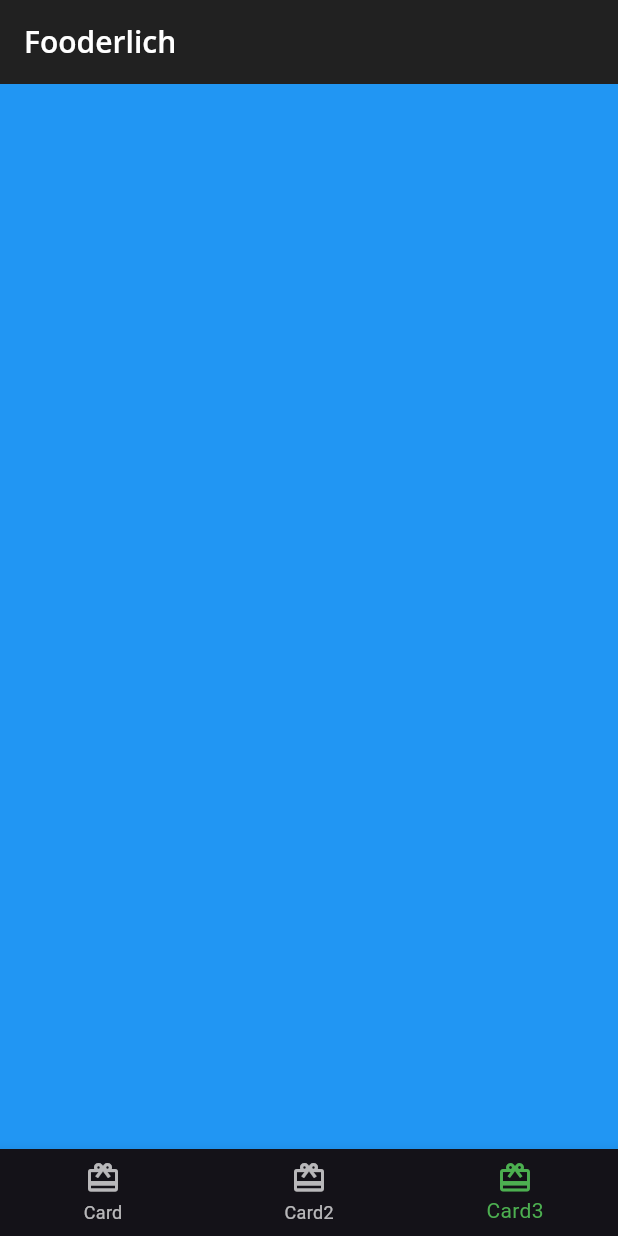
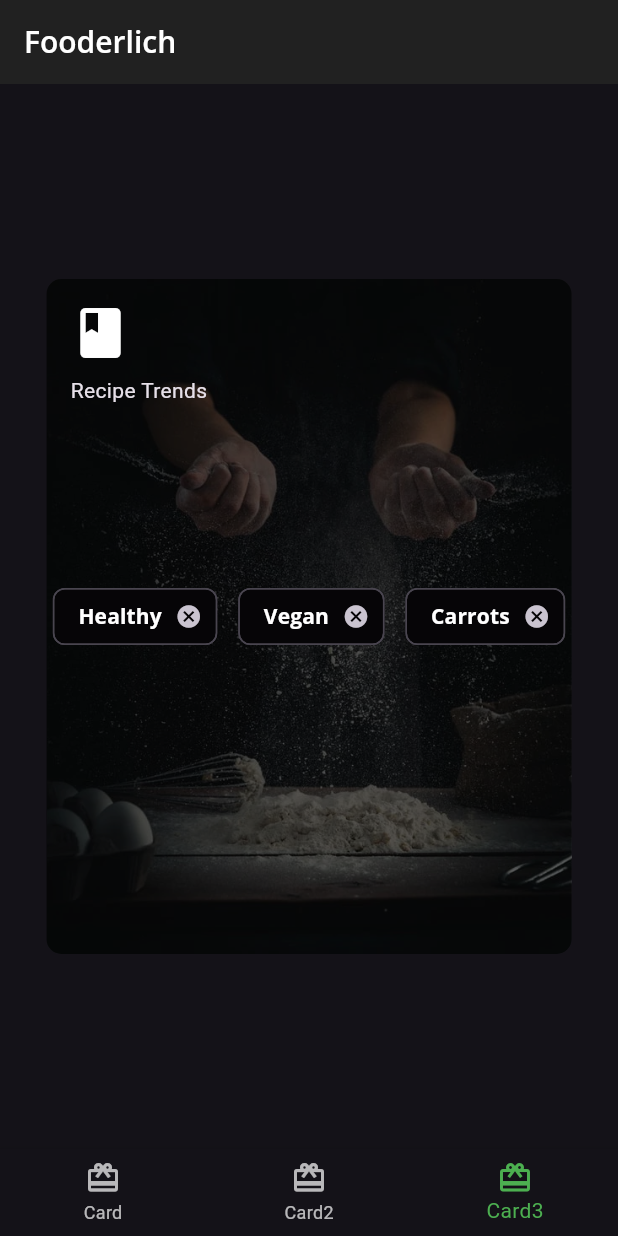
Before and after one commit to addisumotora/flutter-apps, a Flutter app: the screen it shows after launch, item 3 of the bottom bar chosen, on a phone screen of 412 x 824 dp. Run offline on Flutter 3.47's test engine with Material 3 defaults, Android fonts, the phone set to English and light mode, and no system bars; our stand-ins replace google_fonts.

Commit message:
card3 of fooderlick done

```diff
--- /dev/null
+++ b/fooderlich/lib/card3.dart
@@ -0,0 +1,73 @@
+import 'package:flutter/material.dart';
+import 'package:fooderlich/fooderlich_theme.dart';
+
+class Card3 extends StatelessWidget {
+  const Card3({super.key});
+
+  @override
+  Widget build(BuildContext context) {
+    return Center(
+        child: Container(
+      constraints: const BoxConstraints.expand(width: 350, height: 450),
+      decoration: const BoxDecoration(
+          image: DecorationImage(
+              image: AssetImage('assets/mag1.webp'), fit: BoxFit.cover),
+          borderRadius: BorderRadius.all(Radius.circular(10.0))),
+      child: Stack(
+        children: [
+          Container(
+            decoration: BoxDecoration(
+              color: Colors.black.withOpacity(0.6),
+              borderRadius: const BorderRadius.all(Radius.circular(10.0)),
+            ),
+          ),
+          Container(
+            padding: const EdgeInsets.all(16.0),
+            child:
+                Column(crossAxisAlignment: CrossAxisAlignment.start, children: [
+              const Icon(Icons.book, color: Colors.white, size: 40),
+              const SizedBox(height: 8),
+              Text(
+                'Recipe Trends',
+                style: FooderlichTheme.darkTextTheme.headlineLarge,
+              ),
+              const SizedBox(height: 30)
+            ]),
+          ),
+          Center(
+            child: Wrap(
+              alignment: WrapAlignment.start,
+              spacing: 14,
+              children: [
+                Chip(
+                  label: Text('Healthy',
+                      style: FooderlichTheme.darkTextTheme.bodyLarge),
+                  backgroundColor: Colors.black.withOpacity(0.7),
+                  onDeleted: () {
+                    print('delete');
+                  },
+                ),
+                Chip(
+                  label: Text('Vegan',
+                      style: FooderlichTheme.darkTextTheme.bodyLarge),
+                  backgroundColor: Colors.black.withOpacity(0.7),
+                  onDeleted: () {
+                    print('delete');
+                  },
+                ),
+                Chip(
+                  label: Text('Carrots',
+                      style: FooderlichTheme.darkTextTheme.bodyLarge),
+                  backgroundColor: Colors.black.withOpacity(0.7),
+                  onDeleted: () {
+                    print('delete');
+                  },
+                )
+              ],
+            ),
+          )
+        ],
+      ),
+    ));
+  }
+}
--- a/fooderlich/lib/home.dart
+++ b/fooderlich/lib/home.dart
@@ -1,6 +1,7 @@
 import 'package:flutter/material.dart';
 import 'package:fooderlich/card1.dart';
 import 'package:fooderlich/card2.dart';
+import 'package:fooderlich/card3.dart';
 
 class Home extends StatefulWidget {
   const Home({Key? key}) : super(key: key);
@@ -15,7 +16,7 @@ class _HomeState extends State<Home> {
   static List<Widget> pages = <Widget>[
     const Card1(),
     const Card2(),
-    Container(color: Colors.blue)
+    const Card3()
   ];
 
   void _onItemTab(int index) {
```
